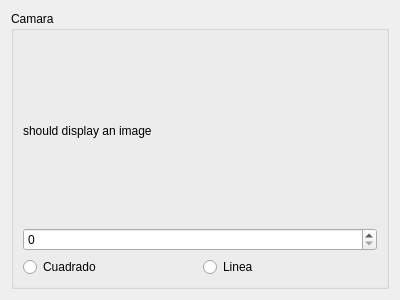
Before: the Qt Designer form components/CameraPlatina/conf.ui in FranciscoGauna/Microscopy-Program, drawn with Qt 5.
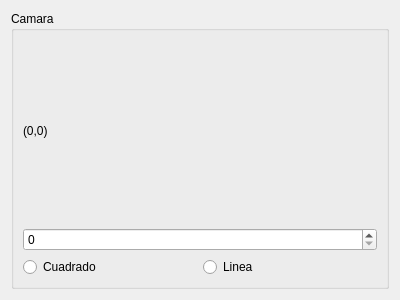
After: the same form once the commit is applied.

Commit message: finished camera widget

Patch:
```diff
--- a/components/CameraPlatina/conf.ui
+++ b/components/CameraPlatina/conf.ui
@@ -23,7 +23,7 @@
       <item>
        <widget class="QLabel" name="image_dp">
         <property name="text">
-         <string>should display an image</string>
+         <string>(0,0)</string>
         </property>
        </widget>
       </item>
```
Left out of the diff: 2 changed lines with no effect on the pictures. The commit also changes 7 other files.
